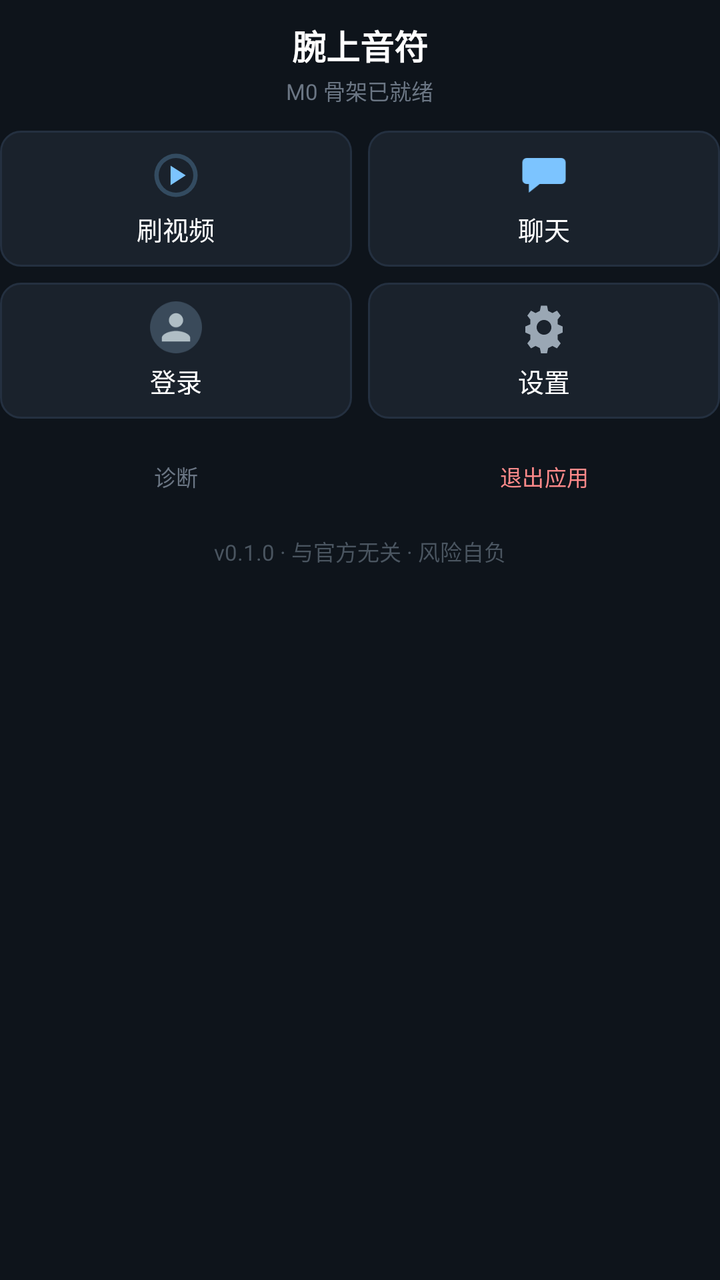
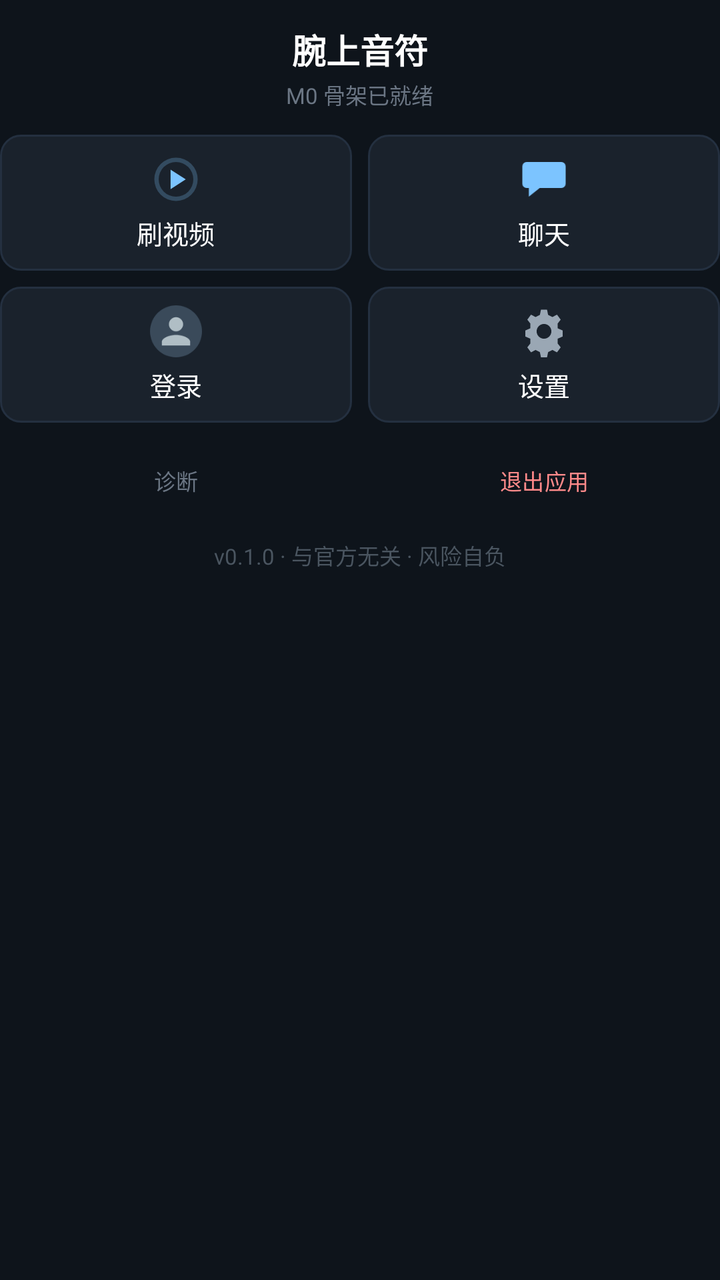

Compare the two renders of this Android layout. The source of the first and the diff that turns it into the second are given below.
<!-- AndroidManifest.xml: application theme Theme.Dywatch -->
<!-- res/layout/activity_main.xml -->
<?xml version="1.0" encoding="utf-8"?>
<ScrollView xmlns:android="http://schemas.android.com/apk/res/android"
    xmlns:app="http://schemas.android.com/apk/res-auto"
    android:layout_width="match_parent"
    android:layout_height="match_parent"
    android:background="@color/bg_base"
    android:fillViewport="true"
    android:scrollbars="none">

    <LinearLayout
        android:layout_width="match_parent"
        android:layout_height="wrap_content"
        android:gravity="center_horizontal"
        android:orientation="vertical"
        android:paddingLeft="@dimen/page_h_inset"
        android:paddingRight="@dimen/page_h_inset"
        android:paddingTop="@dimen/page_v_inset"
        android:paddingBottom="@dimen/s4">

        <TextView
            android:id="@+id/tv_title"
            android:layout_width="wrap_content"
            android:layout_height="wrap_content"
            android:layout_marginTop="@dimen/s2"
            android:text="@string/app_name"
            android:textColor="@color/text_primary"
            android:textSize="@dimen/t_title"
            android:textStyle="bold" />

        <TextView
            android:id="@+id/tv_status"
            android:layout_width="wrap_content"
            android:layout_height="wrap_content"
            android:layout_marginTop="@dimen/s1"
            android:text="@string/hello_m0"
            android:textColor="@color/text_muted"
            android:textSize="@dimen/t_caption" />

        
        <LinearLayout
            android:layout_width="match_parent"
            android:layout_height="wrap_content"
            android:layout_marginTop="@dimen/s4"
            android:orientation="horizontal">

            <LinearLayout
                android:id="@+id/btn_feed"
                style="@style/EntryCard"
                android:layout_marginRight="@dimen/s3">

                <ImageView style="@style/EntryCardIcon" android:src="@drawable/ic_play" />

                <TextView style="@style/EntryCardLabel" android:text="刷视频" />
            </LinearLayout>

            <LinearLayout
                android:id="@+id/btn_chat"
                style="@style/EntryCard">

                <ImageView style="@style/EntryCardIcon" android:src="@drawable/ic_chat" />

                <TextView style="@style/EntryCardLabel" android:text="聊天" />
            </LinearLayout>
        </LinearLayout>

        
        <LinearLayout
            android:layout_width="match_parent"
            android:layout_height="wrap_content"
            android:layout_marginTop="@dimen/s3"
            android:orientation="horizontal">

            <LinearLayout
                android:id="@+id/btn_login"
                style="@style/EntryCard"
                android:layout_marginRight="@dimen/s3">

                <ImageView style="@style/EntryCardIcon" android:src="@drawable/ic_avatar" />

                <TextView style="@style/EntryCardLabel" android:text="登录" />
            </LinearLayout>

            <LinearLayout
                android:id="@+id/btn_settings"
                style="@style/EntryCard">

                <ImageView style="@style/EntryCardIcon" android:src="@drawable/ic_gear" />

                <TextView style="@style/EntryCardLabel" android:text="设置" />
            </LinearLayout>
        </LinearLayout>

        
        <LinearLayout
            android:layout_width="match_parent"
            android:layout_height="wrap_content"
            android:layout_marginTop="@dimen/s3"
            android:orientation="horizontal">

            <Button
                android:id="@+id/btn_diag"
                android:layout_width="0dp"
                android:layout_height="@dimen/ctrl_min"
                android:layout_marginRight="@dimen/s2"
                android:layout_weight="1"
                android:background="@drawable/bg_settings_row"
                android:text="诊断"
                android:textColor="@color/text_muted"
                android:textSize="@dimen/t_caption"
                app:backgroundTint="@android:color/transparent" />

            <Button
                android:id="@+id/btn_exit"
                android:layout_width="0dp"
                android:layout_height="@dimen/ctrl_min"
                android:layout_marginLeft="@dimen/s2"
                android:layout_weight="1"
                android:background="@drawable/bg_settings_row"
                android:text="退出应用"
                android:textColor="@color/danger"
                android:textSize="@dimen/t_caption"
                app:backgroundTint="@android:color/transparent" />
        </LinearLayout>

        <TextView
            android:layout_width="wrap_content"
            android:layout_height="wrap_content"
            android:layout_marginTop="@dimen/s3"
            android:text="v0.1.0 · 与官方无关 · 风险自负"
            android:textColor="@color/text_faint"
            android:textSize="@dimen/t_caption" />
    </LinearLayout>
</ScrollView>
<!-- resources referenced by this layout -->
<resources>
  <color name="bg_base">#0E141B</color>
  <color name="danger">#FF8A8A</color>
  <color name="text_faint">#4A5560</color>
  <color name="text_muted">#6B7684</color>
  <color name="text_primary">#FFFFFF</color>
  <dimen name="ctrl_min">42dp</dimen>
  <dimen name="page_h_inset">@dimen/page_h_inset_square</dimen>
  <dimen name="page_v_inset">6dp</dimen>
  <dimen name="s1">2dp</dimen>
  <dimen name="s2">4dp</dimen>
  <dimen name="s3">8dp</dimen>
  <dimen name="s4">12dp</dimen>
  <dimen name="t_caption">11sp</dimen>
  <dimen name="t_title">17sp</dimen>
  <!-- drawable ic_avatar (drawable) -->
  <?xml version="1.0" encoding="utf-8"?>
  <vector xmlns:android="http://schemas.android.com/apk/res/android"
      android:width="44dp" android:height="44dp"
      android:viewportWidth="44" android:viewportHeight="44">
      <path android:fillColor="#FF3A4A5A"
          android:pathData="M22,22m-22,0a22,22 0,1 1,44 0a22,22 0,1 1,-44 0"/>
      <path android:fillColor="#FFB0BEC5"
          android:pathData="M22,22c3.3,0 6,-2.7 6,-6s-2.7,-6 -6,-6 -6,2.7 -6,6 2.7,6 6,6zM22,25c-4,0 -12,2 -12,6v3h24v-3c0,-4 -8,-6 -12,-6z"/>
  </vector>
  <!-- drawable ic_chat (drawable) -->
  <?xml version="1.0" encoding="utf-8"?>
  <vector xmlns:android="http://schemas.android.com/apk/res/android"
      android:width="24dp" android:height="24dp"
      android:viewportWidth="24" android:viewportHeight="24"
      android:tint="#7CC4FF">
      <path android:fillColor="#FFFFFFFF"
          android:pathData="M4,4 L20,4 A2,2 0 0,1 22,6 L22,14 A2,2 0 0,1 20,16 L10,16 L5,20 L5,16 L4,16 A2,2 0 0,1 2,14 L2,6 A2,2 0 0,1 4,4 Z" />
      <path android:fillColor="#FF0E141B"
          android:pathData="M6,8.5 h12 v1.6 h-12 z M6,11.6 h8 v1.6 h-8 z" />
  </vector>
  <!-- drawable ic_play (drawable) -->
  <?xml version="1.0" encoding="utf-8"?>
  <vector xmlns:android="http://schemas.android.com/apk/res/android"
      android:width="24dp" android:height="24dp"
      android:viewportWidth="24" android:viewportHeight="24"
      android:tint="#7CC4FF">
      <path android:fillColor="#FFFFFFFF"
          android:pathData="M12,2 A10,10 0 1,0 12,22 A10,10 0 1,0 12,2 M12,4 A8,8 0 1,1 12,20 A8,8 0 1,1 12,4"
          android:fillAlpha="0.25" />
      <path android:fillColor="#FFFFFFFF"
          android:pathData="M9.5,7.5 L16.5,12 L9.5,16.5 Z" />
  </vector>
  <string name="app_name">腕上音符</string>
  <string name="hello_m0">M0 骨架已就绪</string>
  <style name="EntryCard">
          <item name="android:layout_width">0dp</item>
          <item name="android:layout_height">68dp</item>
          <item name="android:layout_weight">1</item>
          <item name="android:orientation">vertical</item>
          <item name="android:gravity">center</item>
          <item name="android:background">@drawable/bg_settings_row</item>
      </style>
  <style name="EntryCardIcon">
          <item name="android:layout_width">26dp</item>
          <item name="android:layout_height">26dp</item>
          <item name="android:layout_gravity">center_horizontal</item>
      </style>
  <style name="EntryCardLabel">
          <item name="android:layout_width">wrap_content</item>
          <item name="android:layout_height">wrap_content</item>
          <item name="android:layout_marginTop">@dimen/s2</item>
          <item name="android:layout_gravity">center_horizontal</item>
          <item name="android:textColor">@color/text_primary</item>
          <item name="android:textSize">@dimen/t_body</item>
      </style>
  <style name="Theme.Dywatch" parent="Theme.Material3.DayNight.NoActionBar">
          <item name="android:windowBackground">#101418</item>
      </style>
  <dimen name="page_h_inset_square">0dp</dimen>
  <color name="bg_control">#243040</color>
  <dimen name="r_card">10dp</dimen>
  <color name="accent_dim">#3A4A5C</color>
  <color name="bg_card">#1A222C</color>
  <dimen name="t_body">13sp</dimen>
  <!-- unchanged entries left out for length: 2 -->
</resources>

<!-- the commit's change to res/layout/activity_main.xml (unified diff, before → after) -->
@@ -12,9 +12,7 @@
         android:layout_height="wrap_content"
         android:gravity="center_horizontal"
         android:orientation="vertical"
-        android:paddingLeft="@dimen/page_h_inset"
-        android:paddingRight="@dimen/page_h_inset"
-        android:paddingTop="@dimen/page_v_inset"
+        android:paddingTop="@dimen/s3"
         android:paddingBottom="@dimen/s4">
 
         <TextView
<!-- resource entries referenced after the edit -->
@@ -6,8 +6,6 @@
   <color name="text_muted">#6B7684</color>
   <color name="text_primary">#FFFFFF</color>
   <dimen name="ctrl_min">42dp</dimen>
-  <dimen name="page_h_inset">@dimen/page_h_inset_square</dimen>
-  <dimen name="page_v_inset">6dp</dimen>
   <dimen name="s1">2dp</dimen>
   <dimen name="s2">4dp</dimen>
   <dimen name="s3">8dp</dimen>
@@ -73,7 +71,6 @@
   <style name="Theme.Dywatch" parent="Theme.Material3.DayNight.NoActionBar">
           <item name="android:windowBackground">#101418</item>
       </style>
-  <dimen name="page_h_inset_square">0dp</dimen>
   <color name="bg_control">#243040</color>
   <dimen name="r_card">10dp</dimen>
   <color name="accent_dim">#3A4A5C</color>
